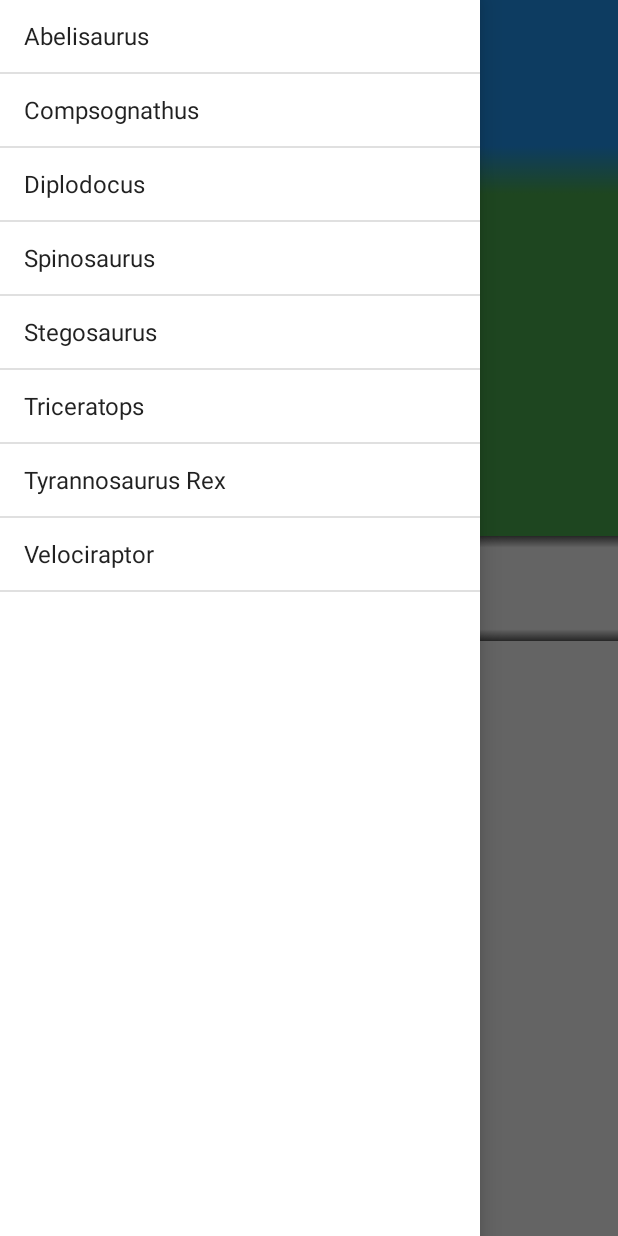
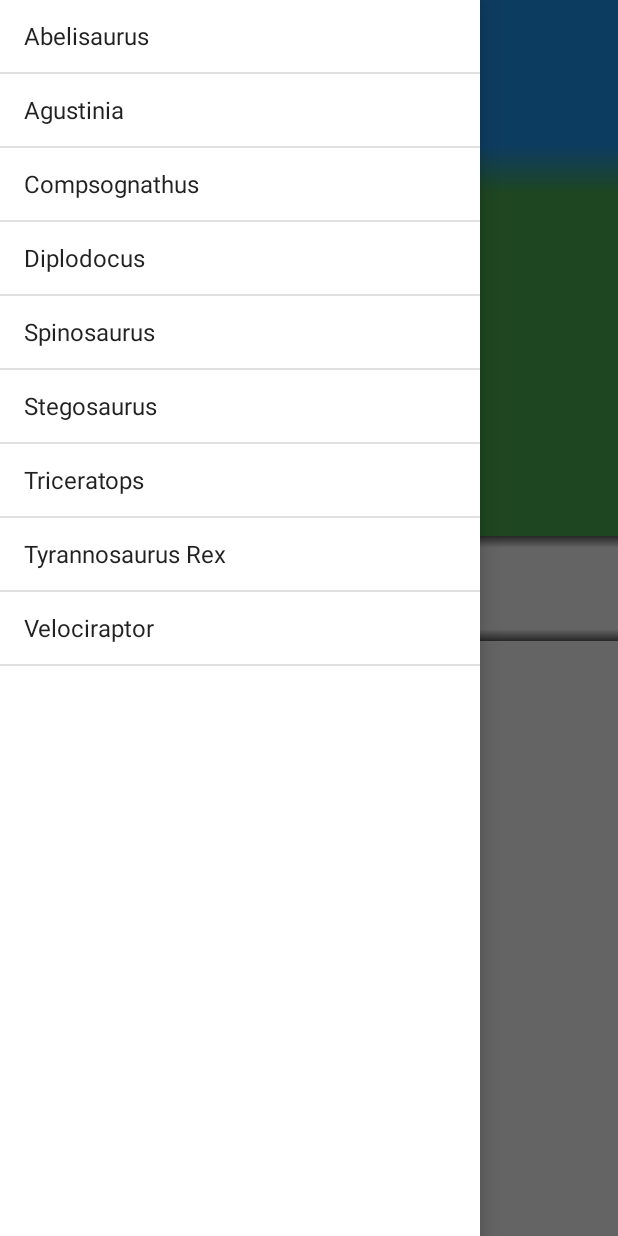
Before and after one commit to KemikalGeneral/DjsDINOs, an Android app: the DinosaurActivity screen opened directly, with no data from a screen before it, with the side drawer open, on a phone screen of 412 x 824 dp. Run offline under Robolectric (Android 15) with nearby library versions, the phone set to English and light mode, and no system bars; 1 statement that could not run was skipped.

Commit message:
Added all data for Agustinia.

```diff
--- a/app/src/main/java/com/endorphinapps/kemikal/djsdinos/DataSource.java
+++ b/app/src/main/java/com/endorphinapps/kemikal/djsdinos/DataSource.java
@@ -6,6 +6,7 @@ package com.endorphinapps.kemikal.djsdinos;
 public enum DataSource {
 
     Abelisaurus(R.string.abelisaurus, R.drawable.abelisaurus),
+    Agustinia(R.string.agustinia, R.drawable.agustinia),
     Compsognathus(R.string.compsognathus, R.drawable.compsognathus),
     Diplodocus(R.string.diplodocus, R.drawable.diplodocus),
     Spinosaurus(R.string.spinosaurus, R.drawable.spinosaurus),
--- a/app/src/main/res/values/strings.xml
+++ b/app/src/main/res/values/strings.xml
@@ -6,6 +6,7 @@
     <!--Navigation Items Array-->
     <string-array name="navArray">
         <item>@string/abelisaurus</item>
+        <item>@string/agustinia</item>
         <item>@string/compsognathus</item>
         <item>@string/diplodocus</item>
         <item>@string/spinosaurus</item>
@@ -17,6 +18,7 @@
 
     <!--Dino names-->
     <string name="abelisaurus">Abelisaurus</string>
+    <string name="agustinia">Agustinia</string>
     <string name="compsognathus">Compsognathus</string>
     <string name="diplodocus">Diplodocus</string>
     <string name="spinosaurus">Spinosaurus</string>
@@ -29,6 +31,13 @@
     <string name="abelisaurus_info">This dinosaur from South America is part of a group of meat eaters that evolved separately from the more famous Tyrannosaurus on the northern continents.
         It had a high skull and extremely powerful jaw muscles - its jaw could slam shut so fast that its prey did not have time to react.
         Scientists have found a 1 meter (3 feet) long skull but they do not know how large Abelisaurus grew.
+    </string>
+    <string name="agustinia_info">This sauropod looked like a combination stegosaur, ankylosaur, and porcupine.
+        Its skin was covered in armour-like bony lumps, called osteoderms.
+        Its back was covered with two rows of spikes that stuck out sideways.
+        Some spike were up to 75cm (29 inches) long.
+        It also had spikes on its tail and possibly on its neck.
+        Agustinia is only known from parts of skeletons. Discoveries of fossils may lead scientists to believe it looked even more strange than we think today.
     </string>
     <string name="compsognathus_info">Compsognathus was a theropod the size of a large turkey, and an active predator of small animals.
         One specimen has a complete lizard inside its stomach - it had been swallowed whole.
@@ -52,7 +61,8 @@
 
         \n\nFeet&#8230;
         \nDiplodocus had four big feet to help carry its large weight.
-        It also walked on its toes, as elephants do.</string>
+        It also walked on its toes, as elephants do.
+    </string>
     <string name="spinosaurus_info">This 12ton predator was a spinosaur. Spinosaurus were unusual Theropods with crocodile-like skulls and a \'sail\' on their back.
         The sail probably helped regulate body temperature and was used as a display for mating and territory disputes.
         The spines along Spinosaurus\'s back were more than 1.8m (6feet) high. It had long hands with long, curved claws.
@@ -60,7 +70,8 @@
 
         \n\nSpinosaurus was one of the biggest meat-eating dinosaurs ever to have lived. It may have used its sail to cool down its huge body.
         It would have stayed in the shade when it got too hot and pumped warm blood into the skin on its sail.
-        The blood cooled down before returning to the rest of its body. </string>
+        The blood cooled down before returning to the rest of its body.
+    </string>
     <string name="stegosaurus_info">Stegosaurus is the most famous of all the armoured and plated dinosaurs.
         This dinosaur was designed to defend itself against its main predators, Allosaurus, Ceratosaurus, and Torvosaurus.
         It had 17 large plates and four tail spikes.
@@ -116,7 +127,8 @@
         \n\nTyrannosaurus Skull&#8230;
         \nThe skull of Tyrannosaurus was powerful enough to crunch down and kill its prey.
         Its heavy jaw had an extra joint in the middle, so the mouth could open wide to take extra-large bites.
-        It had bony nits above and below its eyes to protect them from being damaged by struggling prey.</string>
+        It had bony nits above and below its eyes to protect them from being damaged by struggling prey.
+    </string>
     <string name="velociraptor_info">
         Velociraptor was a lightly built, fast predator with a deadly sickle-shaped claw on each foot.
         Its relatively large brain size tells us that it must have been one of the smartest dinosaurs.
```
Also changed, not shown: app/src/main/java/com/endorphinapps/kemikal/djsdinos/CustomAdapter.java (+9 -6 lines), app/src/main/java/com/endorphinapps/kemikal/djsdinos/DinosaurActivity.java (+12 -0 lines), app/src/main/java/com/endorphinapps/kemikal/djsdinos/MainActivity.java (+9 -6 lines).
